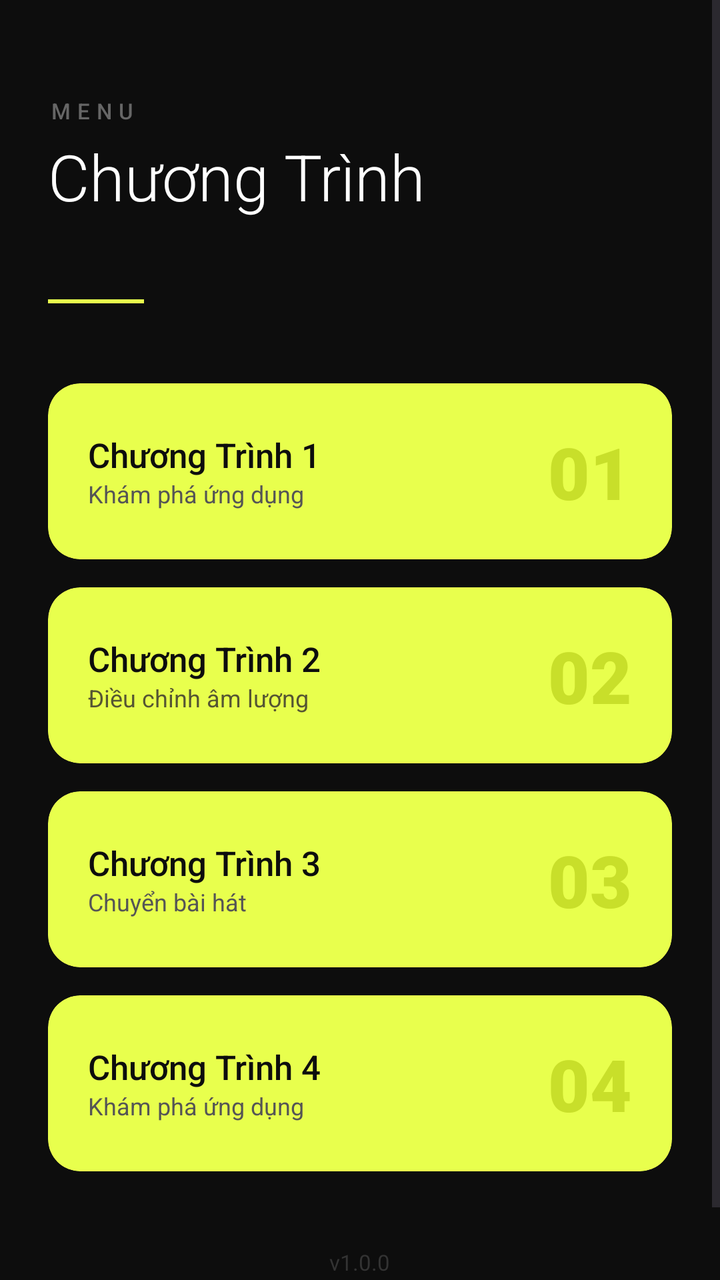
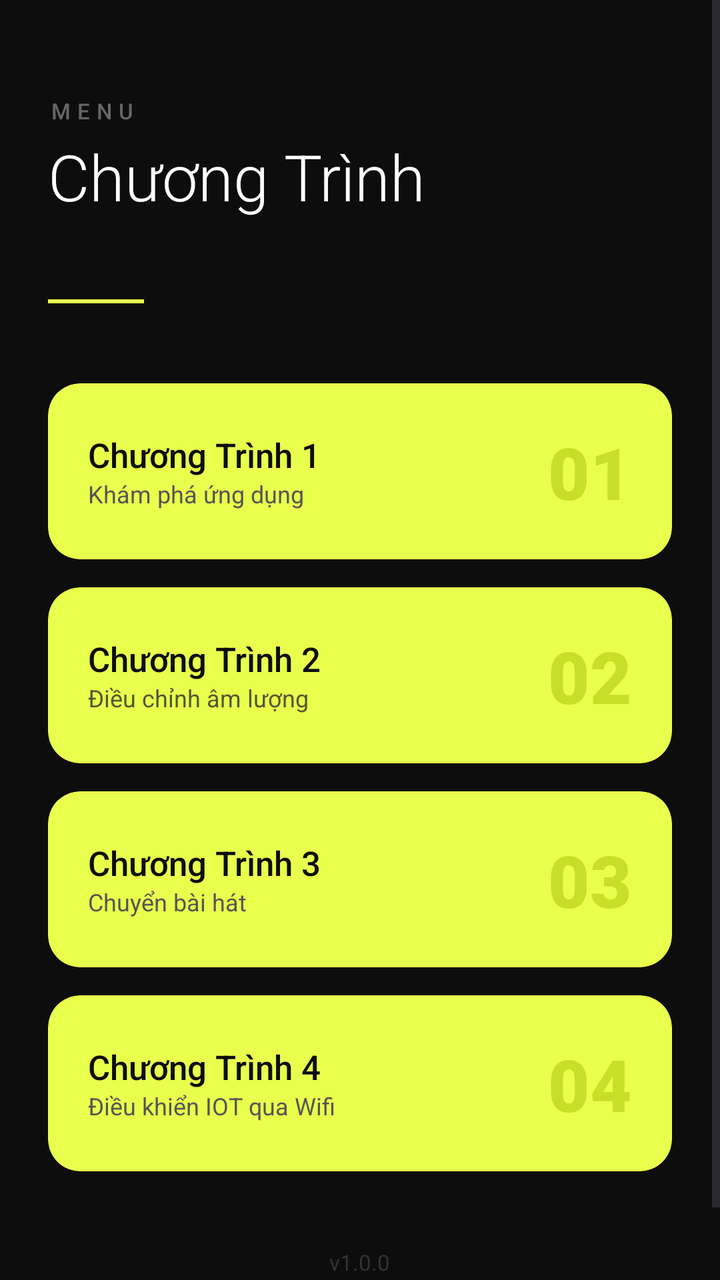

An Android layout rendered at two revisions. The XML below is the earlier revision; the diff shows what the commit changed to produce the second picture.
<!-- AndroidManifest.xml: application theme Theme.BTQT_3 -->
<!-- res/layout/activity_main.xml -->
<?xml version="1.0" encoding="utf-8"?>
<ScrollView xmlns:android="http://schemas.android.com/apk/res/android"
    android:id="@+id/main"
    android:layout_width="match_parent"
    android:layout_height="match_parent"
    android:background="#0D0D0D"
    android:fillViewport="true">

    <LinearLayout
        android:layout_width="match_parent"
        android:layout_height="wrap_content"
        android:orientation="vertical"
        android:paddingStart="24dp"
        android:paddingEnd="24dp"
        android:paddingTop="48dp"
        android:paddingBottom="40dp">

        
        <TextView
            android:layout_width="wrap_content"
            android:layout_height="wrap_content"
            android:text="MENU"
            android:textColor="#666666"
            android:textSize="11sp"
            android:letterSpacing="0.3"
            android:fontFamily="sans-serif-medium"
            android:layout_marginBottom="4dp" />

        <TextView
            android:layout_width="wrap_content"
            android:layout_height="wrap_content"
            android:text="Chương Trình"
            android:textColor="#FFFFFF"
            android:textSize="32sp"
            android:fontFamily="sans-serif-light"
            android:layout_marginBottom="40dp" />

        
        <View
            android:layout_width="48dp"
            android:layout_height="2dp"
            android:background="#E8FF4D"
            android:layout_marginBottom="40dp" />

        
        <androidx.cardview.widget.CardView
            android:id="@+id/cardApp1"
            android:layout_width="match_parent"
            android:layout_height="88dp"
            android:layout_marginBottom="14dp"
            android:foreground="?attr/selectableItemBackground"
            android:clickable="true"
            android:focusable="true"
            app:cardCornerRadius="16dp"
            app:cardBackgroundColor="#E8FF4D"
            app:cardElevation="0dp"
            xmlns:app="http://schemas.android.com/apk/res-auto">

            <RelativeLayout
                android:layout_width="match_parent"
                android:layout_height="match_parent"
                android:padding="20dp">

                <TextView
                    android:layout_width="wrap_content"
                    android:layout_height="wrap_content"
                    android:text="01"
                    android:textColor="#C8DF2A"
                    android:textSize="36sp"
                    android:fontFamily="sans-serif-black"
                    android:layout_alignParentEnd="true"
                    android:layout_centerVertical="true" />

                <LinearLayout
                    android:layout_width="wrap_content"
                    android:layout_height="wrap_content"
                    android:orientation="vertical"
                    android:layout_centerVertical="true">

                    <TextView
                        android:layout_width="wrap_content"
                        android:layout_height="wrap_content"
                        android:text="Chương Trình 1"
                        android:textColor="#0D0D0D"
                        android:textSize="17sp"
                        android:fontFamily="sans-serif-medium" />

                    <TextView
                        android:layout_width="wrap_content"
                        android:layout_height="wrap_content"
                        android:text="Khám phá ứng dụng"
                        android:textColor="#555555"
                        android:textSize="12sp"
                        android:fontFamily="sans-serif" />
                </LinearLayout>

            </RelativeLayout>
        </androidx.cardview.widget.CardView>

        
        <androidx.cardview.widget.CardView
            android:id="@+id/cardApp2"
            android:layout_width="match_parent"
            android:layout_height="88dp"
            android:layout_marginBottom="14dp"
            android:foreground="?attr/selectableItemBackground"
            android:clickable="true"
            android:focusable="true"
            app:cardCornerRadius="16dp"
            app:cardBackgroundColor="#E8FF4D"
            app:cardElevation="0dp"
            xmlns:app="http://schemas.android.com/apk/res-auto">

            <RelativeLayout
                android:layout_width="match_parent"
                android:layout_height="match_parent"
                android:padding="20dp">

                <TextView
                    android:layout_width="wrap_content"
                    android:layout_height="wrap_content"
                    android:text="02"
                    android:textColor="#C8DF2A"
                    android:textSize="36sp"
                    android:fontFamily="sans-serif-black"
                    android:layout_alignParentEnd="true"
                    android:layout_centerVertical="true" />

                <LinearLayout
                    android:layout_width="wrap_content"
                    android:layout_height="wrap_content"
                    android:orientation="vertical"
                    android:layout_centerVertical="true">

                    <TextView
                        android:layout_width="wrap_content"
                        android:layout_height="wrap_content"
                        android:text="Chương Trình 2"
                        android:textColor="#0D0D0D"
                        android:textSize="17sp"
                        android:fontFamily="sans-serif-medium" />

                    <TextView
                        android:layout_width="wrap_content"
                        android:layout_height="wrap_content"
                        android:text="Điều chỉnh âm lượng "
                        android:textColor="#555533"
                        android:textSize="12sp"
                        android:fontFamily="sans-serif" />
                </LinearLayout>

            </RelativeLayout>
        </androidx.cardview.widget.CardView>

        
        <androidx.cardview.widget.CardView
            android:id="@+id/cardApp3"
            android:layout_width="match_parent"
            android:layout_height="88dp"
            android:layout_marginBottom="14dp"
            android:foreground="?attr/selectableItemBackground"
            android:clickable="true"
            android:focusable="true"
            app:cardCornerRadius="16dp"
            app:cardBackgroundColor="#E8FF4D"
            app:cardElevation="0dp"
            xmlns:app="http://schemas.android.com/apk/res-auto">

            <RelativeLayout
                android:layout_width="match_parent"
                android:layout_height="match_parent"
                android:padding="20dp">

                <TextView
                    android:layout_width="wrap_content"
                    android:layout_height="wrap_content"
                    android:text="03"
                    android:textColor="#C8DF2A"
                    android:textSize="36sp"
                    android:fontFamily="sans-serif-black"
                    android:layout_alignParentEnd="true"
                    android:layout_centerVertical="true" />

                <LinearLayout
                    android:layout_width="wrap_content"
                    android:layout_height="wrap_content"
                    android:orientation="vertical"
                    android:layout_centerVertical="true">

                    <TextView
                        android:layout_width="wrap_content"
                        android:layout_height="wrap_content"
                        android:text="Chương Trình 3"
                        android:textColor="#0D0D0D"
                        android:textSize="17sp"
                        android:fontFamily="sans-serif-medium" />

                    <TextView
                        android:layout_width="wrap_content"
                        android:layout_height="wrap_content"
                        android:text="Chuyển bài hát "
                        android:textColor="#555555"
                        android:textSize="12sp"
                        android:fontFamily="sans-serif" />
                </LinearLayout>

            </RelativeLayout>
        </androidx.cardview.widget.CardView>

        
        <androidx.cardview.widget.CardView
            android:id="@+id/cardApp4"
            android:layout_width="match_parent"
            android:layout_height="88dp"
            android:layout_marginBottom="14dp"
            android:foreground="?attr/selectableItemBackground"
            android:clickable="true"
            android:focusable="true"
            app:cardCornerRadius="16dp"
            app:cardBackgroundColor="#E8FF4D"
            app:cardElevation="0dp"
            xmlns:app="http://schemas.android.com/apk/res-auto">

            <RelativeLayout
                android:layout_width="match_parent"
                android:layout_height="match_parent"
                android:padding="20dp">

                <TextView
                    android:layout_width="wrap_content"
                    android:layout_height="wrap_content"
                    android:text="04"
                    android:textColor="#C8DF2A"
                    android:textSize="36sp"
                    android:fontFamily="sans-serif-black"
                    android:layout_alignParentEnd="true"
                    android:layout_centerVertical="true" />

                <LinearLayout
                    android:layout_width="wrap_content"
                    android:layout_height="wrap_content"
                    android:orientation="vertical"
                    android:layout_centerVertical="true">

                    <TextView
                        android:layout_width="wrap_content"
                        android:layout_height="wrap_content"
                        android:text="Chương Trình 4"
                        android:textColor="#0D0D0D"
                        android:textSize="17sp"
                        android:fontFamily="sans-serif-medium" />

                    <TextView
                        android:layout_width="wrap_content"
                        android:layout_height="wrap_content"
                        android:text="Khám phá ứng dụng"
                        android:textColor="#555555"
                        android:textSize="12sp"
                        android:fontFamily="sans-serif" />
                </LinearLayout>

            </RelativeLayout>
        </androidx.cardview.widget.CardView>

        
        <TextView
            android:layout_width="wrap_content"
            android:layout_height="wrap_content"
            android:text="v1.0.0"
            android:textColor="#333333"
            android:textSize="11sp"
            android:layout_gravity="center"
            android:layout_marginTop="24dp" />

    </LinearLayout>
</ScrollView>
<!-- resources referenced by this layout -->
<resources>
  <style name="Theme.BTQT_3" parent="Base.Theme.BTQT_3" />
  <style name="Base.Theme.BTQT_3" parent="Theme.Material3.DayNight.NoActionBar">
          
          
      </style>
</resources>

<!-- the commit's change to res/layout/activity_main.xml (unified diff, before → after) -->
@@ -253,7 +253,7 @@
                     <TextView
                         android:layout_width="wrap_content"
                         android:layout_height="wrap_content"
-                        android:text="Khám phá ứng dụng"
+                        android:text="Điều khiển IOT qua Wifi"
                         android:textColor="#555555"
                         android:textSize="12sp"
                         android:fontFamily="sans-serif" />
